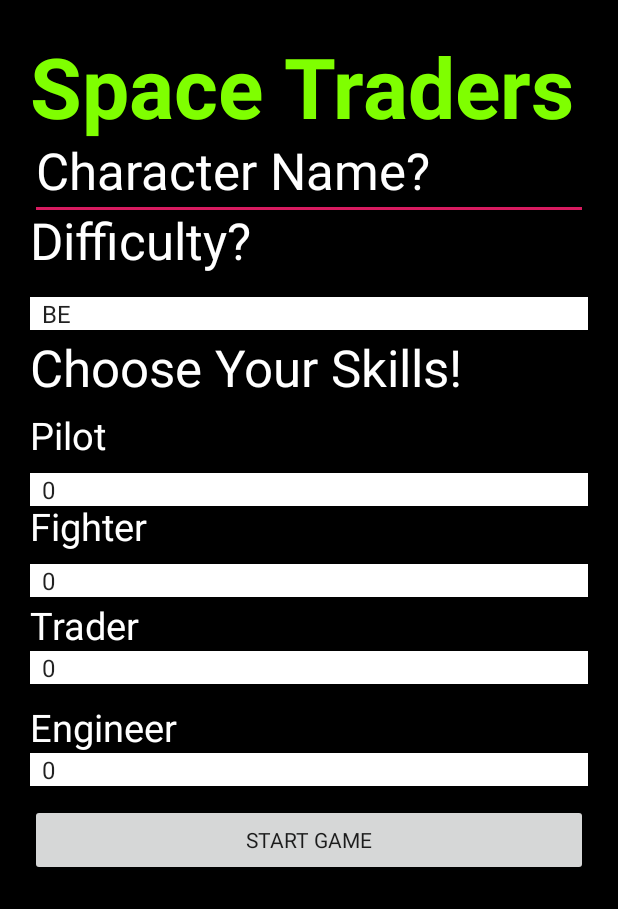
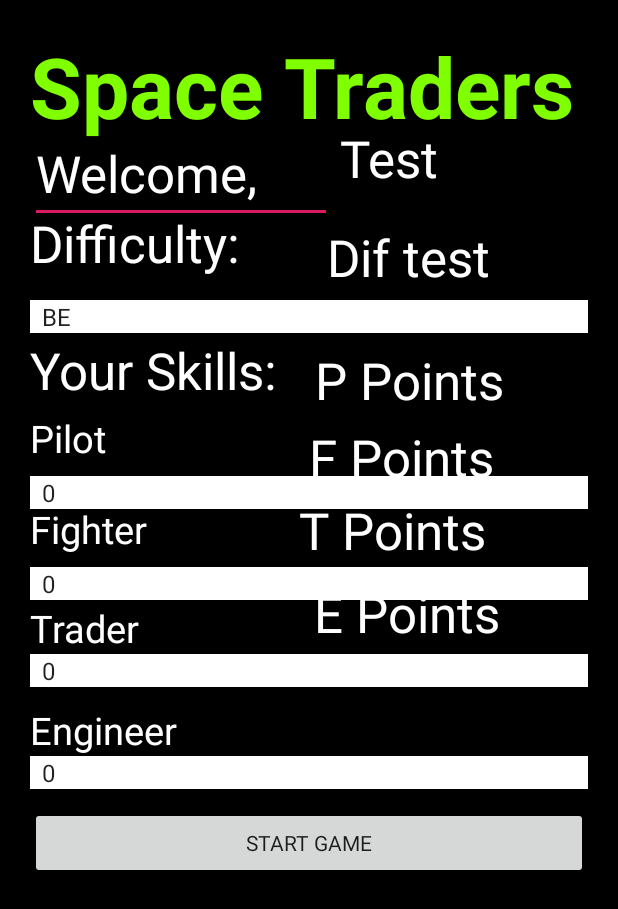
Before and after one commit to marie077/Space-Traders, an Android app: the screen it shows after launch (ConfigurationActivity), on a phone screen of 412 x 824 dp. Shown: the top 909 px of the screen. Run offline under Robolectric (Android 15) with nearby library versions, the phone set to English and light mode, and no system bars.

Commit message:
welcome screen

```diff
--- /dev/null
+++ b/app/src/main/gen/edu/gatech/cs2340/lab3newcomponents/BuildConfig.java
@@ -0,0 +1,8 @@
+/*___Generated_by_IDEA___*/
+
+package edu.gatech.cs2340.lab3newcomponents;
+
+/* This stub is only used by the IDE. It is NOT the BuildConfig class actually packed into the APK */
+public final class BuildConfig {
+  public final static boolean DEBUG = Boolean.parseBoolean(null);
+}
--- /dev/null
+++ b/app/src/main/gen/edu/gatech/cs2340/lab3newcomponents/Manifest.java
@@ -0,0 +1,7 @@
+/*___Generated_by_IDEA___*/
+
+package edu.gatech.cs2340.lab3newcomponents;
+
+/* This stub is only used by the IDE. It is NOT the Manifest class actually packed into the APK */
+public final class Manifest {
+}
--- /dev/null
+++ b/app/src/main/gen/edu/gatech/cs2340/lab3newcomponents/R.java
@@ -0,0 +1,7 @@
+/*___Generated_by_IDEA___*/
+
+package edu.gatech.cs2340.lab3newcomponents;
+
+/* This stub is only used by the IDE. It is NOT the R class actually packed into the APK */
+public final class R {
+}
--- a/app/src/main/res/layout/content_edit_student.xml
+++ b/app/src/main/res/layout/content_edit_student.xml
@@ -32,13 +32,13 @@
 
     <EditText
         android:id="@+id/name"
-        android:layout_width="match_parent"
+        android:layout_width="201dp"
         android:layout_height="wrap_content"
         android:layout_below="@+id/title"
-        android:layout_marginTop="-14dp"
+        android:layout_marginTop="-12dp"
         android:ems="10"
         android:inputType="textPersonName"
-        android:text="Character Name?"
+        android:text="Welcome, "
         android:textAppearance="@style/TextAppearance.AppCompat.Display1"
         android:textColor="#FFF" />
 
@@ -48,7 +48,7 @@
         android:layout_height="wrap_content"
         android:layout_below="@+id/name"
         android:layout_marginTop="-9dp"
-        android:text="Difficulty?"
+        android:text="Difficulty:"
         android:textAppearance="@style/TextAppearance.AppCompat.Display1"
         android:textColor="#FFF" />
 
@@ -68,7 +68,7 @@
         android:layout_height="wrap_content"
         android:layout_below="@id/diffLevel"
         android:layout_marginTop="2dp"
-        android:text="Choose Your Skills!"
+        android:text="Your Skills:"
         android:textAppearance="@style/TextAppearance.AppCompat.Display1"
         android:textColor="#FFF" />
 
@@ -159,5 +159,95 @@
         android:textAppearance="@style/TextAppearance.AppCompat.Body1"
         android:visibility="visible" />
 
+    <TextView
+        android:id="@+id/characterName"
+        android:layout_width="161dp"
+        android:layout_height="wrap_content"
+
+        android:layout_alignTop="@+id/name"
+        android:layout_alignBottom="@+id/name"
+        android:layout_marginLeft="5dp"
+        android:layout_marginTop="0dp"
+        android:layout_marginBottom="0dp"
+        android:layout_toRightOf="@+id/name"
+        android:text="Test"
+        android:textAppearance="@style/TextAppearance.AppCompat.Display1"
+        android:textColor="#FFF" />
+
+    <TextView
+        android:id="@+id/diffInput"
+        android:layout_width="161dp"
+        android:layout_height="wrap_content"
+
+        android:layout_alignTop="@+id/name"
+        android:layout_alignBottom="@+id/name"
+        android:layout_marginLeft="-3dp"
+        android:layout_marginTop="66dp"
+        android:layout_marginBottom="-66dp"
+        android:layout_toRightOf="@+id/name"
+        android:text="Dif test"
+        android:textAppearance="@style/TextAppearance.AppCompat.Display1"
+        android:textColor="#FFF" />
+
+    <TextView
+        android:id="@+id/pilotInput"
+        android:layout_width="161dp"
+        android:layout_height="wrap_content"
+
+        android:layout_alignTop="@+id/name"
+        android:layout_alignBottom="@+id/name"
+        android:layout_marginLeft="-11dp"
+        android:layout_marginTop="148dp"
+        android:layout_marginBottom="-147dp"
+        android:layout_toRightOf="@+id/name"
+        android:text="P Points"
+        android:textAppearance="@style/TextAppearance.AppCompat.Display1"
+        android:textColor="#FFF" />
+
+    <TextView
+        android:id="@+id/fightInput"
+        android:layout_width="161dp"
+        android:layout_height="wrap_content"
+
+        android:layout_alignTop="@+id/name"
+        android:layout_alignBottom="@+id/name"
+        android:layout_marginLeft="-15dp"
+        android:layout_marginTop="199dp"
+        android:layout_marginBottom="-195dp"
+        android:layout_toRightOf="@+id/name"
+        android:text="F Points"
+        android:textAppearance="@style/TextAppearance.AppCompat.Display1"
+        android:textColor="#FFF" />
+
+    <TextView
+        android:id="@+id/tradeInput"
+        android:layout_width="161dp"
+        android:layout_height="wrap_content"
+
+        android:layout_alignTop="@+id/name"
+        android:layout_alignBottom="@+id/name"
+        android:layout_marginLeft="-22dp"
+        android:layout_marginTop="248dp"
+        android:layout_marginBottom="-244dp"
+        android:layout_toRightOf="@+id/name"
+        android:text="T Points"
+        android:textAppearance="@style/TextAppearance.AppCompat.Display1"
+        android:textColor="#FFF" />
+
+    <TextView
+        android:id="@+id/engInput"
+        android:layout_width="161dp"
+        android:layout_height="wrap_content"
+
+        android:layout_alignTop="@+id/name"
+        android:layout_alignBottom="@+id/name"
+        android:layout_marginLeft="-12dp"
+        android:layout_marginTop="303dp"
+        android:layout_marginBottom="-300dp"
+        android:layout_toRightOf="@+id/name"
+        android:text="E Points"
+        android:textAppearance="@style/TextAppearance.AppCompat.Display1"
+        android:textColor="#FFF" />
+
 
 </RelativeLayout>
--- /dev/null
+++ b/app/src/main/res/layout/welcome_screen_edit.xml
@@ -0,0 +1,17 @@
+<?xml version="1.0" encoding="utf-8"?>
+<android.support.design.widget.CoordinatorLayout
+    xmlns:android="http://schemas.android.com/apk/res/android"
+    xmlns:tools="http://schemas.android.com/tools"
+    android:layout_width="match_parent"
+    android:layout_height="match_parent"
+    android:fitsSystemWindows="true"
+    tools:context="edu.gatech.cs2340.lab3newcomponents.views.ConfigurationActivity">
+
+    <android.support.design.widget.AppBarLayout
+        android:layout_width="match_parent"
+        android:layout_height="wrap_content"
+        android:theme="@style/AppTheme.AppBarOverlay" />
+
+    <include layout="@layout/content_edit_student" />
+
+</android.support.design.widget.CoordinatorLayout>
```
